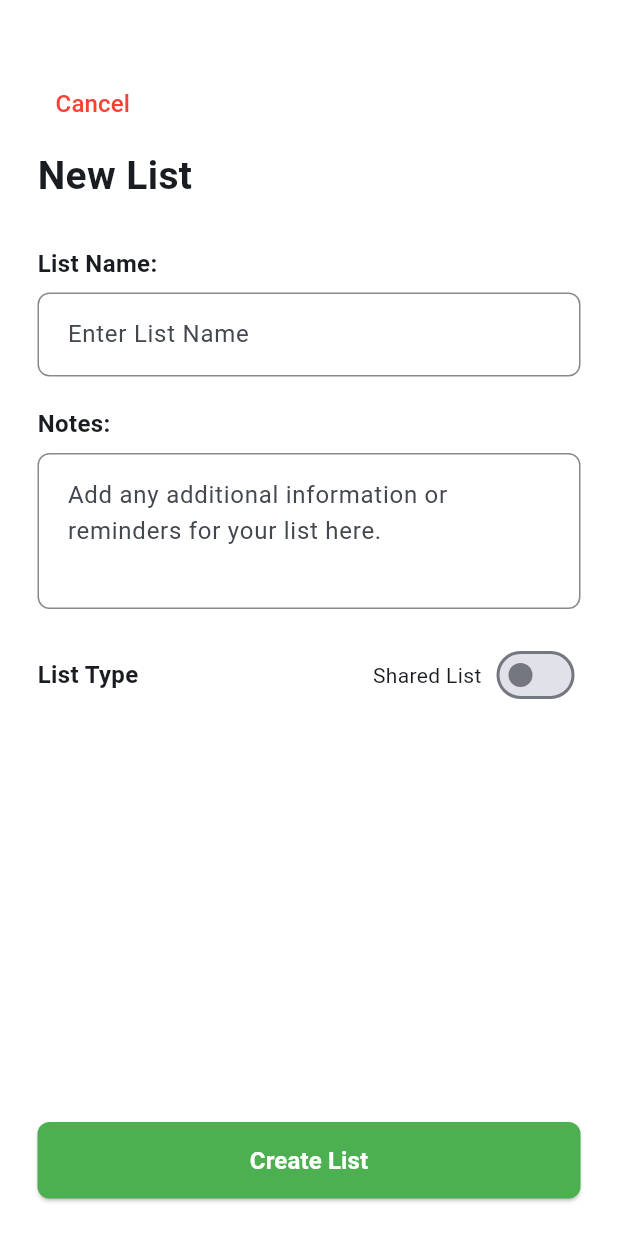
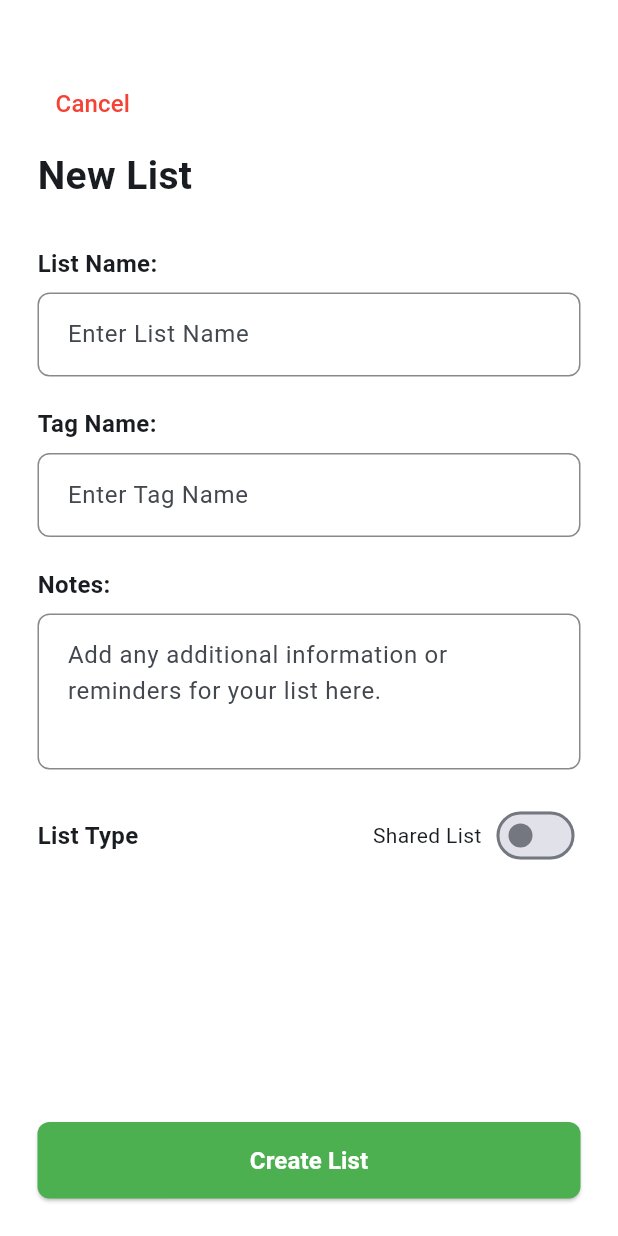
Before and after one commit to mohamed-tamerrr/collaborative-shopping-list, a Flutter app: the screen it shows after launch, after a tap on the "add" icon, on a phone screen of 412 x 824 dp. Run offline on Flutter 3.47's test engine with Material 3 defaults, Android fonts, the phone set to English and light mode, and no system bars; our stand-ins replace cloud_firestore, firebase_core, flutter_bloc, flutter_svg; accounts and stored records are empty.

Commit message:
add tag name text filed in add new list view and create list model and show list data in list item

```diff
--- a/lib/core/services/firestore_service.dart
+++ b/lib/core/services/firestore_service.dart
@@ -8,11 +8,13 @@ class FirestoreService {
   // create list(collection)
   Future<String> createList({
     required String listName,
+    required String tagName,
     required String ownerId,
     String? note,
   }) async {
     final doc = await _db.collection('lists').add({
       'name': listName,
+      'tag': tagName,
       'ownerId': ownerId,
       'members': [ownerId],
       'createdAt': FieldValue.serverTimestamp(),
@@ -21,6 +23,7 @@ class FirestoreService {
     return doc.id;
   }
 
+  // delete list
   Future<void> deleteList(String listId) async {
     // to delete all items inside the list
     final itemsSnapshot = await FirebaseFirestore.instance
@@ -35,9 +38,10 @@ class FirestoreService {
     await FirebaseFirestore.instance.collection('lists').doc(listId).delete();
   }
 
-  // update list name or list note
+  // update list name or list note or list tag
   Future<void> renameList(
     String? newName,
+    String? newTag,
     String? newNote,
     String listId,
   ) async {
@@ -45,6 +49,7 @@ class FirestoreService {
 
     if (newName != null && newName.isNotEmpty) updates['name'] = newName;
     if (newNote != null && newNote.isNotEmpty) updates['note'] = newNote;
+    if (newTag != null && newTag.isNotEmpty) updates['tag'] = newTag;
 
     if (updates.isNotEmpty) {
       await FirebaseFirestore.instance
--- /dev/null
+++ b/lib/featrues/home/data/models/list_model.dart
@@ -0,0 +1,48 @@
+import 'package:cloud_firestore/cloud_firestore.dart';
+
+class ListModel {
+  final String id;
+  final String name;
+  final String ownerId;
+  final List<String> members;
+  final String? note;
+  final String tag;
+  final DateTime? createdAt;
+
+  ListModel({
+    required this.id,
+    required this.name,
+    required this.ownerId,
+    required this.members,
+    this.note,
+    required this.tag,
+    this.createdAt,
+  });
+
+  factory ListModel.fromJson(DocumentSnapshot doc) {
+    final data = doc.data() as Map<String, dynamic>;
+
+    return ListModel(
+      id: doc.id,
+      name: data['name'] ?? '',
+      ownerId: data['ownerId'] ?? '',
+      members: List<String>.from(data['members'] ?? []),
+      note: data['note'],
+      tag: data['tag'],
+      createdAt: (data['createdAt'] as Timestamp?)?.toDate(),
+    );
+  }
+
+  Map<String, dynamic> toJson() {
+    return {
+      'name': name,
+      'ownerId': ownerId,
+      'members': members,
+      'note': note,
+      'tagName': tag,
+      'createdAt': createdAt != null
+          ? Timestamp.fromDate(createdAt!)
+          : FieldValue.serverTimestamp(),
+    };
+  }
+}
--- a/lib/featrues/home/presentation/view_model/list_cubit/list_cubit.dart
+++ b/lib/featrues/home/presentation/view_model/list_cubit/list_cubit.dart
@@ -3,6 +3,7 @@ import 'dart:developer';
 
 import 'package:cloud_firestore/cloud_firestore.dart';
 import 'package:final_project/core/services/firestore_service.dart';
+import 'package:final_project/featrues/home/data/models/list_model.dart';
 import 'package:flutter/material.dart';
 import 'package:flutter/widgets.dart';
 import 'package:flutter_bloc/flutter_bloc.dart';
@@ -15,6 +16,7 @@ class ListCubit extends Cubit<ListState> {
 
   // list controllers
   final TextEditingController listNameController = TextEditingController();
+  final TextEditingController listTagController = TextEditingController();
   final TextEditingController listNoteController = TextEditingController();
 
   final listKey = GlobalKey<FormState>();
@@ -23,9 +25,11 @@ class ListCubit extends Cubit<ListState> {
     if (listKey.currentState!.validate()) {
       try {
         final trimmedName = listNameController.text.trim();
+        final trimmedTag = listTagController.text.trim();
 
         final listId = await FirestoreService().createList(
           listName: trimmedName,
+          tagName: trimmedTag,
           ownerId: 'userId',
           note: listNoteController.text,
         );
@@ -50,10 +54,11 @@ class ListCubit extends Cubit<ListState> {
   Future<void> renameList({
     required String listId,
     String? newName,
+    String? newTag,
     String? newNote,
   }) async {
     try {
-      await FirestoreService().renameList(newName, newNote, listId);
+      await FirestoreService().renameList(newName, newTag, newNote, listId);
     } catch (e) {
       log('Error renaming list: $e');
     }
@@ -91,9 +96,16 @@ class ListCubit extends Cubit<ListState> {
         .collection('lists')
         .snapshots()
         .listen((snapshot) {
-          final lists = snapshot.docs.map((e) => e.data()).toList();
+          final lists = snapshot.docs
+              .map((doc) {
+                return ListModel.fromJson(doc);
+              })
+              .toList()
+              .reversed // to show lists by (new on the top)
+              .toList();
+          final int listsLength = snapshot.docs.length;
           if (lists.isNotEmpty) {
-            emit(ListSuccess(lists));
+            emit(ListSuccess(lists, listsLength));
           } else {
             emit(ListInitial());
           }
@@ -109,11 +121,12 @@ class ListCubit extends Cubit<ListState> {
   void clearFields() {
     listNameController.clear();
     listNoteController.clear();
+    listTagController.clear();
   }
 
   String? validateListNameField(String? value) {
     if (value!.trim().isEmpty) {
-      return 'List name is required';
+      return 'required field';
     }
     return null;
   }
--- a/lib/featrues/home/presentation/view_model/list_cubit/list_state.dart
+++ b/lib/featrues/home/presentation/view_model/list_cubit/list_state.dart
@@ -10,6 +10,7 @@ final class ListLoading extends ListState {}
 final class ListFailure extends ListState {}
 
 final class ListSuccess extends ListState {
-  var lists;
-  ListSuccess(this.lists);
+  final List<ListModel> lists;
+  final int listsLength;
+  ListSuccess(this.lists, this.listsLength);
 }
--- a/lib/featrues/home/presentation/views/widgets/add_list_view_body.dart
+++ b/lib/featrues/home/presentation/views/widgets/add_list_view_body.dart
@@ -50,6 +50,17 @@ class _AddListViewBodyState extends State<AddListViewBody> {
 
                   const SizedBox(height: 20),
 
+                  CustomTextFormFieldWithTitle(
+                    isRequired: true,
+                    title: 'Tag Name:',
+                    hintText: 'Enter Tag Name',
+                    controller: BlocProvider.of<ListCubit>(
+                      context,
+                    ).listTagController,
+                  ),
+
+                  const SizedBox(height: 20),
+
                   // Notes Title And TextField
                   CustomTextFormFieldWithTitle(
                     title: 'Notes:',
--- a/lib/featrues/home/presentation/views/widgets/home_view_body.dart
+++ b/lib/featrues/home/presentation/views/widgets/home_view_body.dart
@@ -39,9 +39,13 @@ class HomeViewBody extends StatelessWidget {
                 child: Column(
                   children: [
                     const CustomAppBar(),
-                    Padding(
-                      padding: const EdgeInsets.symmetric(vertical: 16),
-                      child: ListItem(),
+                    Expanded(
+                      child: ListView.builder(
+                        itemCount: state.listsLength,
+                        itemBuilder: (context, index) {
+                          return ListItem(listModel: state.lists[index]);
+                        },
+                      ),
                     ),
                   ],
                 ),
--- a/lib/featrues/home/presentation/views/widgets/list_item_info.dart
+++ b/lib/featrues/home/presentation/views/widgets/list_item_info.dart
@@ -1,7 +1,9 @@
+import 'package:final_project/featrues/home/data/models/list_model.dart';
 import 'package:flutter/material.dart';
 
 class ListItemInfo extends StatelessWidget {
-  const ListItemInfo({super.key});
+  const ListItemInfo({super.key, this.listModel});
+  final ListModel? listModel;
 
   @override
   Widget build(BuildContext context) {
@@ -13,7 +15,7 @@ class ListItemInfo extends StatelessWidget {
         SizedBox(width: 56),
         Icon(Icons.local_offer_outlined),
         SizedBox(width: 4),
-        Text('Kitchen items'),
+        Text(listModel?.tag ?? ''),
       ],
     );
   }
```
Also changed, not shown: lib/featrues/home/presentation/views/widgets/list_item.dart (+16 -16 lines).
